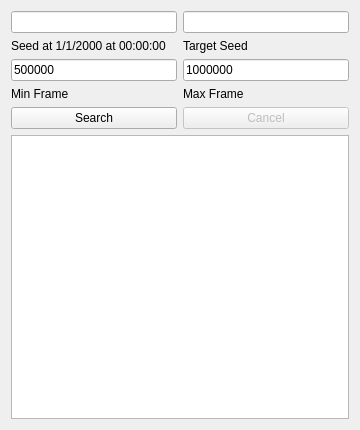
First picture: the form in Forms/Gen3/Tools/GameCubeRTC.ui, repository Admiral-Fish/PokeFinder, before the edit.
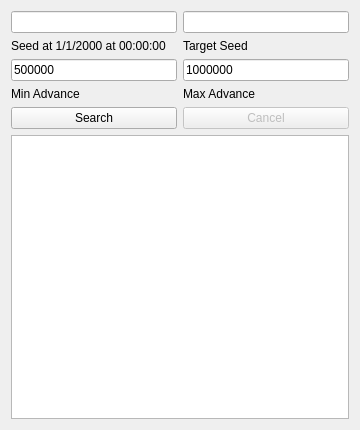
Second picture: the form after the edit. Custom widgets are drawn as their Qt base class.

Commit message: Rename frame to advance, and start from advance 0

Patch:
```diff
--- a/Forms/Gen3/Tools/GameCubeRTC.ui
+++ b/Forms/Gen3/Tools/GameCubeRTC.ui
@@ -57,14 +57,14 @@
    <item row="3" column="0">
     <widget class="QLabel" name="labelMinFrame">
      <property name="text">
-      <string>Min Frame</string>
+      <string>Min Advance</string>
      </property>
     </widget>
    </item>
    <item row="3" column="1">
     <widget class="QLabel" name="labelMaxFrame">
      <property name="text">
-      <string>Max Frame</string>
+      <string>Max Advance</string>
      </property>
     </widget>
    </item>
```
Left out of the diff: 12 changed lines with no effect on the pictures. The commit also changes 272 other files.
